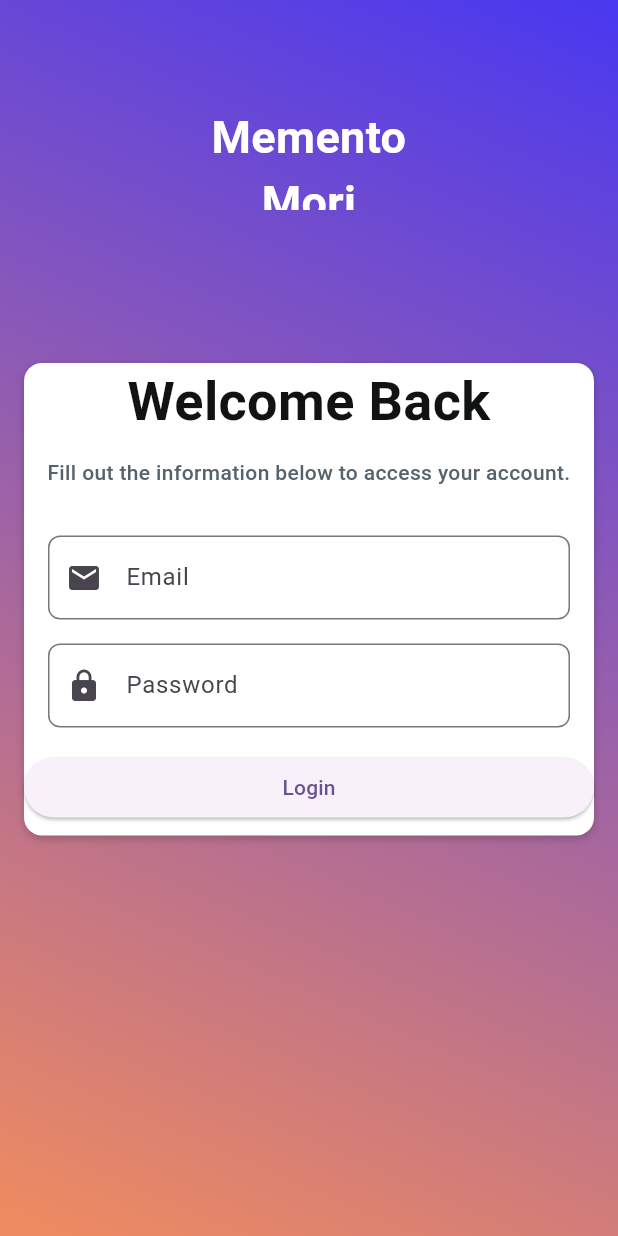
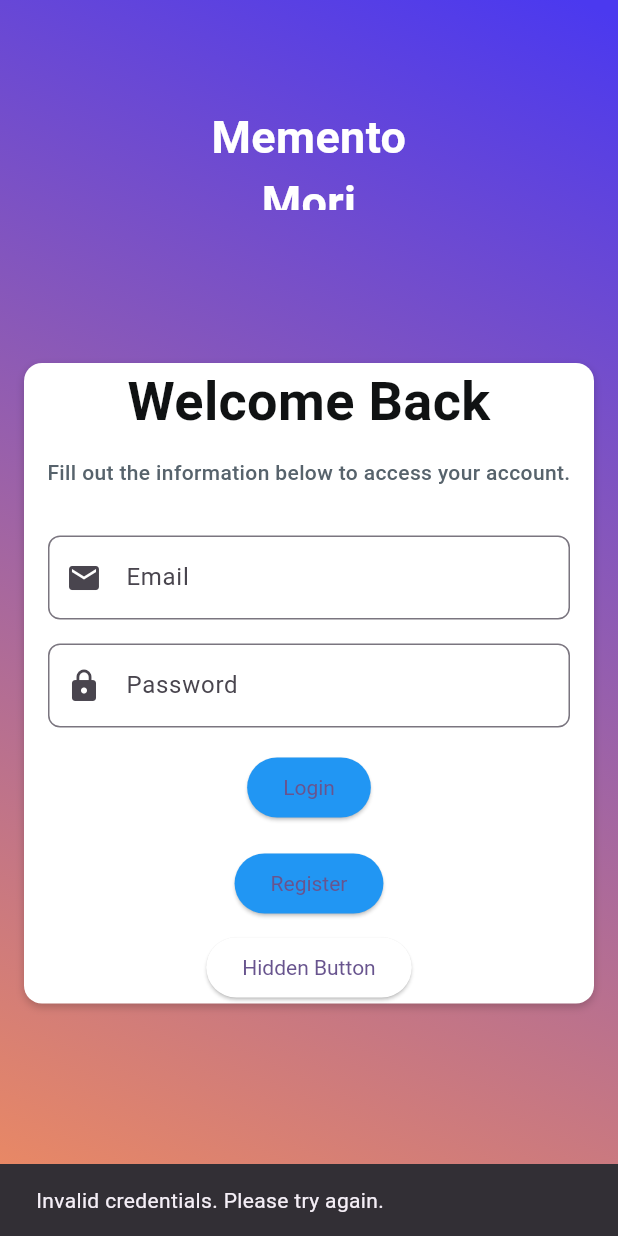
Before and after one commit to fickleDude/Diary-App, a Flutter app: the LoginWidget screen opened directly, after a tap on "Login", on a phone screen of 412 x 824 dp. Run offline on Flutter 3.47's test engine with Material 3 defaults, Android fonts, the phone set to English and light mode, and no system bars; our stand-ins replace firebase_core, shared_preferences, sqflite; accounts and stored records are empty; Roboto replaces fonts that are missing (Plus Jakarta Sans).

Commit message:
Update and rename auth.dart to LoginWidget.dart

```diff
--- a/lib/auth.dart
+++ b/lib/LoginWidget.dart
@@ -1,5 +1,7 @@
 import 'package:flutter/material.dart';
 import 'package:flutter/services.dart';
+import 'package:shared_preferences/shared_preferences.dart';
+import 'auth.dart'; // Assuming RegistrationWidget is defined in auth.dart
 
 class LoginWidget extends StatefulWidget {
   const LoginWidget({Key? key}) : super(key: key);
@@ -8,10 +10,11 @@ class LoginWidget extends StatefulWidget {
   _LoginWidgetState createState() => _LoginWidgetState();
 }
 
-class _LoginWidgetState extends State<LoginWidget> with TickerProviderStateMixin {
+class _LoginWidgetState extends State<LoginWidget> {
   late TextEditingController _emailController, _passwordController;
   late FocusNode _emailFocusNode, _passwordFocusNode;
-  late bool _passwordVisibility;
+  late SharedPreferences _prefs;
+  late bool _passwordVisibility; // Add this line
 
   @override
   void initState() {
@@ -20,7 +23,12 @@ class _LoginWidgetState extends State<LoginWidget> with TickerProviderStateMixin
     _passwordController = TextEditingController();
     _emailFocusNode = FocusNode();
     _passwordFocusNode = FocusNode();
-    _passwordVisibility = false;
+    _passwordVisibility = false; // Initialize _passwordVisibility
+    _loadSharedPreferences();
+  }
+
+  Future<void> _loadSharedPreferences() async {
+    _prefs = await SharedPreferences.getInstance();
   }
 
   @override
@@ -30,6 +38,30 @@ class _LoginWidgetState extends State<LoginWidget> with TickerProviderStateMixin
     _emailFocusNode.dispose();
     _passwordFocusNode.dispose();
     super.dispose();
+  }
+
+  bool _validateCredentials() {
+    // Retrieve stored email and password from SharedPreferences
+    String? savedEmail = _prefs.getString('email');
+    String? savedPassword = _prefs.getString('password');
+
+    // Compare with entered credentials
+    return savedEmail == _emailController.text && savedPassword == _passwordController.text;
+  }
+
+  void _handleLogin() {
+    if (_validateCredentials()) {
+      // Credentials are correct, proceed with login logic
+      print('Login successful!');
+    } else {
+      // Credentials are incorrect, show an error message
+      ScaffoldMessenger.of(context).showSnackBar(
+        SnackBar(
+          content: Text('Invalid credentials. Please try again.'),
+          duration: Duration(seconds: 2),
+        ),
+      );
+    }
   }
 
   @override
@@ -45,7 +77,8 @@ class _LoginWidgetState extends State<LoginWidget> with TickerProviderStateMixin
 
     return GestureDetector(
       onTap: () {
-        if (_emailFocusNode.canRequestFocus || _passwordFocusNode.canRequestFocus) {
+        if (_emailFocusNode.canRequestFocus ||
+            _passwordFocusNode.canRequestFocus) {
           FocusScope.of(context).requestFocus(FocusNode());
         }
       },
@@ -105,7 +138,13 @@ class _LoginWidgetState extends State<LoginWidget> with TickerProviderStateMixin
                         constraints: BoxConstraints(maxWidth: 570),
                         decoration: BoxDecoration(
                           color: Colors.white,
-                          boxShadow: [BoxShadow(blurRadius: 4, color: Color(0x33000000), offset: Offset(0, 2))],
+                          boxShadow: [
+                            BoxShadow(
+                              blurRadius: 4,
+                              color: Color(0x33000000),
+                              offset: Offset(0, 2),
+                            )
+                          ],
                           borderRadius: BorderRadius.circular(12),
                         ),
                         child: Column(
@@ -123,7 +162,8 @@ class _LoginWidgetState extends State<LoginWidget> with TickerProviderStateMixin
                               ),
                             ),
                             Padding(
-                              padding: EdgeInsetsDirectional.fromSTEB(0, 12, 0, 24),
+                              padding:
+                                  EdgeInsetsDirectional.fromSTEB(0, 12, 0, 24),
                               child: Text(
                                 'Fill out the information below to access your account.',
                                 textAlign: TextAlign.center,
@@ -136,19 +176,63 @@ class _LoginWidgetState extends State<LoginWidget> with TickerProviderStateMixin
                               ),
                             ),
                             for (var inputField in [
-                              _buildInputField('Email', _emailController, _emailFocusNode, Icons.email),
-                              _buildInputField('Password', _passwordController, _passwordFocusNode, Icons.lock, obscureText: !_passwordVisibility),
+                              _buildInputField('Email', _emailController,
+                                  _emailFocusNode, Icons.email),
+                              _buildInputField('Password', _passwordController,
+                                  _passwordFocusNode, Icons.lock,
+                                  obscureText: !_passwordVisibility),
                             ])
-                              Container(width: double.infinity, child: inputField),
+                              Container(
+                                width: double.infinity,
+                                child: inputField,
+                              ),
                             Padding(
-                              padding: EdgeInsetsDirectional.fromSTEB(0, 8, 0, 8),
-                              child: Container(
-                                width: double.infinity,
+                              padding:
+                                  EdgeInsetsDirectional.fromSTEB(10, 8, 10, 8),
+                              child: ElevatedButton(
+                                onPressed: _handleLogin,
+                                style: ElevatedButton.styleFrom(
+                                  backgroundColor: Colors.blue,
+                                  textStyle: TextStyle(color: Colors.white),
+                                ),
+                                child: Text('Login'),
+                              ),
+                            ),
+                            Padding(
+                              padding:
+                                  EdgeInsetsDirectional.fromSTEB(10, 8, 10, 8),
+                              child: ElevatedButton(
+                                onPressed: () {
+                                  Navigator.push(
+                                    context,
+                                    MaterialPageRoute(
+                                      builder: (context) => RegistrationWidget(),
+                                    ),
+                                  );
+                                },
+                                style: ElevatedButton.styleFrom(
+                                  backgroundColor: Colors.blue,
+                                  textStyle: TextStyle(color: Colors.white),
+                                ),
+                                child: Text('Register'),
+                              ),
+                            ),
+                            // Hidden button
+                            Visibility(
+                              visible: true,
+                              child: Padding(
+                                padding:
+                                    EdgeInsetsDirectional.fromSTEB(0, 0, 0, 0),
                                 child: ElevatedButton(
                                   onPressed: () {
-                                    // Handle login button press
+                                    // Handle hidden button press
+                                    print('Hidden button pressed!');
                                   },
-                                  child: Text('Login'),
+                                  style: ElevatedButton.styleFrom(
+                                    backgroundColor: Colors.white,
+                                    textStyle: TextStyle(color: Colors.white),
+                                  ),
+                                  child: Text('Hidden Button'),
                                 ),
                               ),
                             ),
@@ -166,7 +250,9 @@ class _LoginWidgetState extends State<LoginWidget> with TickerProviderStateMixin
     );
   }
 
-  Widget _buildInputField(String label, TextEditingController controller, FocusNode focusNode, IconData icon, {bool obscureText = false}) {
+  Widget _buildInputField(String label, TextEditingController controller,
+      FocusNode focusNode, IconData icon,
+      {bool obscureText = false}) {
     return Padding(
       padding: EdgeInsetsDirectional.fromSTEB(16, 8, 16, 8),
       child: TextFormField(
```
